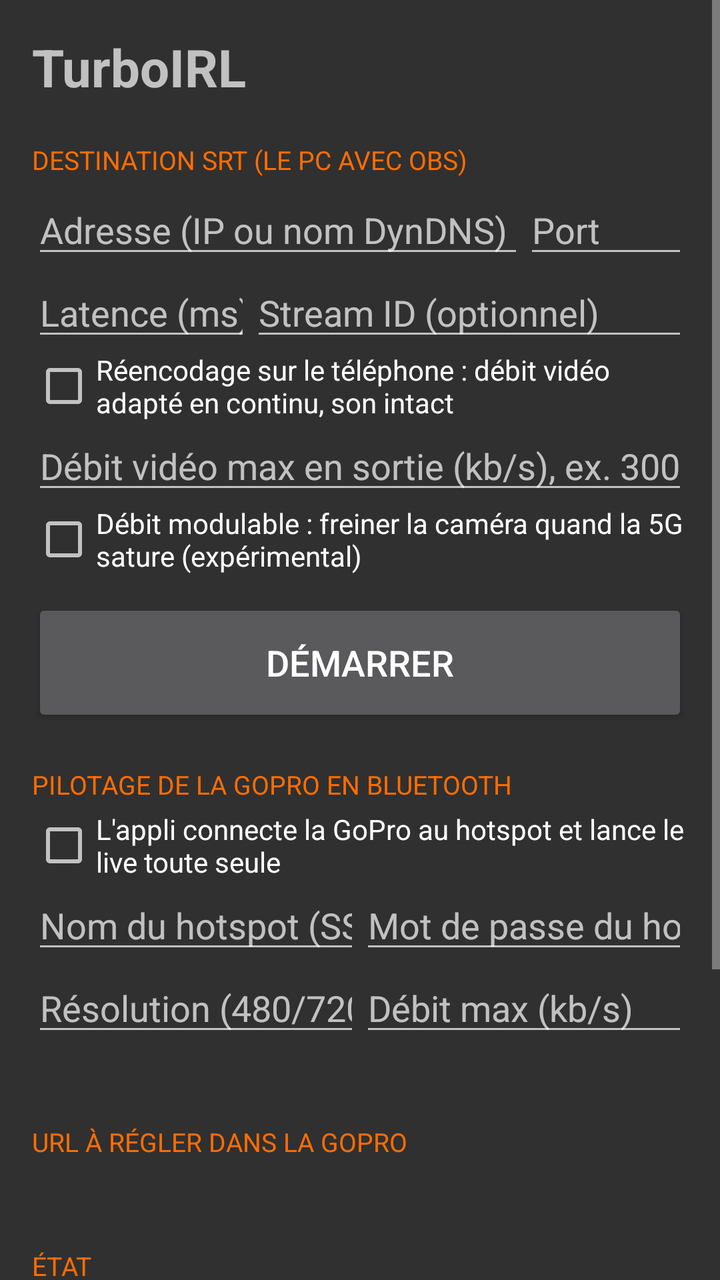
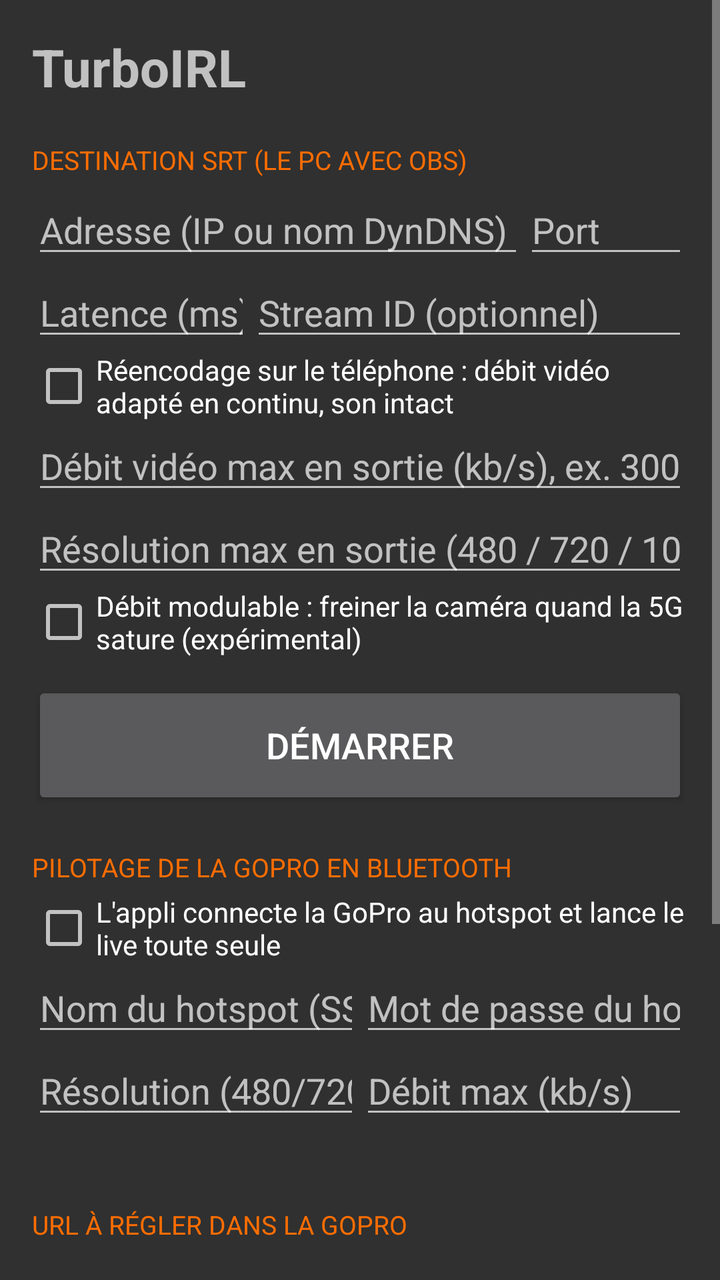

The first picture is an Android layout as it rendered before a commit; the second is the same layout after the commit. The layout source and the unified diff follow.
<!-- AndroidManifest.xml: application theme AppTheme -->
<!-- res/layout/activity_main.xml -->
<?xml version="1.0" encoding="utf-8"?>
<ScrollView xmlns:android="http://schemas.android.com/apk/res/android"
    android:layout_width="match_parent"
    android:layout_height="match_parent"
    android:fitsSystemWindows="true">

    <LinearLayout
        android:layout_width="match_parent"
        android:layout_height="wrap_content"
        android:orientation="vertical"
        android:padding="16dp">

        <TextView
            android:layout_width="wrap_content"
            android:layout_height="wrap_content"
            android:text="TurboIRL"
            android:textSize="26sp"
            android:textStyle="bold" />

        <TextView
            style="@style/SectionTitle"
            android:text="Destination SRT (le PC avec OBS)" />

        <LinearLayout
            android:layout_width="match_parent"
            android:layout_height="wrap_content"
            android:orientation="horizontal">

            <EditText
                android:id="@+id/srtHost"
                android:layout_width="0dp"
                android:layout_height="wrap_content"
                android:layout_weight="3"
                android:hint="Adresse (IP ou nom DynDNS)"
                android:importantForAutofill="no"
                android:inputType="textUri"
                android:singleLine="true" />

            <EditText
                android:id="@+id/srtPort"
                android:layout_width="0dp"
                android:layout_height="wrap_content"
                android:layout_weight="1"
                android:hint="Port"
                android:importantForAutofill="no"
                android:inputType="number"
                android:singleLine="true" />
        </LinearLayout>

        <LinearLayout
            android:layout_width="match_parent"
            android:layout_height="wrap_content"
            android:orientation="horizontal">

            <EditText
                android:id="@+id/srtLatency"
                android:layout_width="0dp"
                android:layout_height="wrap_content"
                android:layout_weight="1"
                android:hint="Latence (ms)"
                android:importantForAutofill="no"
                android:inputType="number"
                android:singleLine="true" />

            <EditText
                android:id="@+id/srtStreamId"
                android:layout_width="0dp"
                android:layout_height="wrap_content"
                android:layout_weight="2"
                android:hint="Stream ID (optionnel)"
                android:importantForAutofill="no"
                android:inputType="textNoSuggestions"
                android:singleLine="true" />
        </LinearLayout>

        <CheckBox
            android:id="@+id/transcode"
            android:layout_width="match_parent"
            android:layout_height="wrap_content"
            android:text="Réencodage sur le téléphone : débit vidéo adapté en continu, son intact" />

        <EditText
            android:id="@+id/outMaxKbps"
            android:layout_width="match_parent"
            android:layout_height="wrap_content"
            android:hint="Débit vidéo max en sortie (kb/s), ex. 3000"
            android:importantForAutofill="no"
            android:inputType="number"
            android:singleLine="true" />

        <CheckBox
            android:id="@+id/adaptive"
            android:layout_width="match_parent"
            android:layout_height="wrap_content"
            android:text="Débit modulable : freiner la caméra quand la 5G sature (expérimental)" />

        <Button
            android:id="@+id/toggle"
            android:layout_width="match_parent"
            android:layout_height="64dp"
            android:layout_marginTop="12dp"
            android:text="Démarrer"
            android:textSize="18sp" />

        <TextView
            style="@style/SectionTitle"
            android:text="Pilotage de la GoPro en Bluetooth" />

        <CheckBox
            android:id="@+id/goproEnabled"
            android:layout_width="match_parent"
            android:layout_height="wrap_content"
            android:text="L'appli connecte la GoPro au hotspot et lance le live toute seule" />

        <LinearLayout
            android:layout_width="match_parent"
            android:layout_height="wrap_content"
            android:orientation="horizontal">

            <EditText
                android:id="@+id/goproSsid"
                android:layout_width="0dp"
                android:layout_height="wrap_content"
                android:layout_weight="1"
                android:hint="Nom du hotspot (SSID)"
                android:importantForAutofill="no"
                android:inputType="textNoSuggestions"
                android:singleLine="true" />

            <EditText
                android:id="@+id/goproPassword"
                android:layout_width="0dp"
                android:layout_height="wrap_content"
                android:layout_weight="1"
                android:hint="Mot de passe du hotspot"
                android:importantForAutofill="no"
                android:inputType="textVisiblePassword"
                android:singleLine="true" />
        </LinearLayout>

        <LinearLayout
            android:layout_width="match_parent"
            android:layout_height="wrap_content"
            android:orientation="horizontal">

            <EditText
                android:id="@+id/goproResolution"
                android:layout_width="0dp"
                android:layout_height="wrap_content"
                android:layout_weight="1"
                android:hint="Résolution (480/720/1080)"
                android:importantForAutofill="no"
                android:inputType="number"
                android:singleLine="true" />

            <EditText
                android:id="@+id/goproMaxKbps"
                android:layout_width="0dp"
                android:layout_height="wrap_content"
                android:layout_weight="1"
                android:hint="Débit max (kb/s)"
                android:importantForAutofill="no"
                android:inputType="number"
                android:singleLine="true" />
        </LinearLayout>

        <TextView
            android:id="@+id/goproStatus"
            android:layout_width="match_parent"
            android:layout_height="wrap_content"
            android:fontFamily="monospace"
            android:textSize="14sp" />

        <TextView
            style="@style/SectionTitle"
            android:text="URL à régler dans la GoPro" />

        <TextView
            android:id="@+id/rtmpUrl"
            android:layout_width="match_parent"
            android:layout_height="wrap_content"
            android:fontFamily="monospace"
            android:textIsSelectable="true"
            android:textSize="15sp" />

        <TextView
            style="@style/SectionTitle"
            android:text="État" />

        <TextView
            android:id="@+id/status"
            android:layout_width="match_parent"
            android:layout_height="wrap_content"
            android:fontFamily="monospace"
            android:textSize="14sp" />

        <Button
            android:id="@+id/battery"
            android:layout_width="match_parent"
            android:layout_height="wrap_content"
            android:layout_marginTop="12dp"
            android:text="Autoriser l'exécution en arrière-plan" />

        <TextView
            style="@style/SectionTitle"
            android:text="Journal" />

        <Button
            android:id="@+id/share"
            android:layout_width="match_parent"
            android:layout_height="wrap_content"
            android:text="Partager le journal (Discord…)" />

        <TextView
            android:id="@+id/log"
            android:layout_width="match_parent"
            android:layout_height="wrap_content"
            android:fontFamily="monospace"
            android:textIsSelectable="true"
            android:textSize="11sp" />
    </LinearLayout>
</ScrollView>
<!-- resources referenced by this layout -->
<resources>
  <style name="SectionTitle">
          <item name="android:layout_width">wrap_content</item>
          <item name="android:layout_height">wrap_content</item>
          <item name="android:layout_marginTop">20dp</item>
          <item name="android:layout_marginBottom">4dp</item>
          <item name="android:textColor">#FF6D00</item>
          <item name="android:textSize">13sp</item>
          <item name="android:textAllCaps">true</item>
      </style>
  <style name="AppTheme" parent="android:Theme.Material.NoActionBar">
          <item name="android:colorAccent">#FF6D00</item>
      </style>
</resources>

<!-- the commit's change to res/layout/activity_main.xml (unified diff, before → after) -->
@@ -88,6 +88,15 @@
             android:inputType="number"
             android:singleLine="true" />
 
+        <EditText
+            android:id="@+id/outMaxHeight"
+            android:layout_width="match_parent"
+            android:layout_height="wrap_content"
+            android:hint="Résolution max en sortie (480 / 720 / 1080)"
+            android:importantForAutofill="no"
+            android:inputType="number"
+            android:singleLine="true" />
+
         <CheckBox
             android:id="@+id/adaptive"
             android:layout_width="match_parent"
